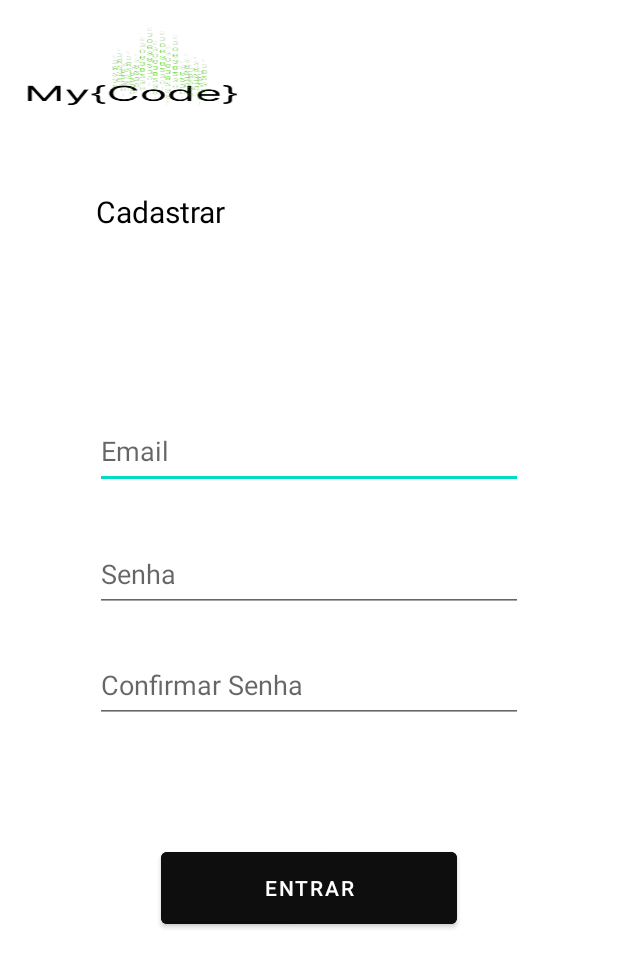
After one commit to MaiconCastello/App-MyCode, an Android app: the FormCadastroActivity screen opened directly, with no data from a screen before it, on a phone screen of 412 x 824 dp. The commit adds this screen. Shown: the top 967 px of the screen. Run offline under Robolectric (Android 15) with nearby library versions, the phone set to English and light mode, and no system bars; our stand-ins replace Firebase (no records; nobody signed in at launch, a user with empty details on screens opened directly).

Commit message:
Cadastro de usuário - Firebase

```diff
--- /dev/null
+++ b/app/src/main/res/layout/activity_form_cadastro.xml
@@ -0,0 +1,87 @@
+<?xml version="1.0" encoding="utf-8"?>
+<androidx.constraintlayout.widget.ConstraintLayout xmlns:android="http://schemas.android.com/apk/res/android"
+    xmlns:app="http://schemas.android.com/apk/res-auto"
+    xmlns:tools="http://schemas.android.com/tools"
+    android:layout_width="match_parent"
+    android:layout_height="match_parent"
+    tools:context=".view.form.FormCadastroActivity">
+
+    <ImageView
+        android:id="@+id/imageView2"
+        android:layout_width="154dp"
+        android:layout_height="55dp"
+        android:layout_marginTop="16dp"
+        android:scaleType="fitXY"
+        android:src="@drawable/logo"
+        android:textAlignment="center"
+        app:layout_constraintEnd_toEndOf="parent"
+        app:layout_constraintHorizontal_bias="0.062"
+        app:layout_constraintStart_toStartOf="parent"
+        app:layout_constraintTop_toTopOf="parent" />
+
+    <EditText
+        android:id="@+id/input_Email"
+        android:layout_width="285dp"
+        android:layout_height="50dp"
+        android:layout_marginTop="50dp"
+        android:ems="10"
+        android:hint="Email"
+        android:inputType="textEmailAddress"
+        app:layout_constraintBottom_toBottomOf="parent"
+        app:layout_constraintEnd_toEndOf="parent"
+        app:layout_constraintStart_toStartOf="parent"
+        app:layout_constraintTop_toTopOf="parent"
+        app:layout_constraintVertical_bias="0.312" />
+
+    <EditText
+        android:id="@+id/input_Senha"
+        android:layout_width="285dp"
+        android:layout_height="50dp"
+        android:layout_marginTop="32dp"
+        android:ems="10"
+        android:hint="Senha"
+        android:inputType="textPassword"
+        app:layout_constraintEnd_toEndOf="@+id/input_Email"
+        app:layout_constraintHorizontal_bias="0.0"
+        app:layout_constraintStart_toStartOf="@+id/input_Email"
+        app:layout_constraintTop_toBottomOf="@+id/input_Email" />
+
+    <EditText
+        android:id="@+id/input_ConfSenha"
+        android:layout_width="285dp"
+        android:layout_height="50dp"
+        android:layout_marginTop="24dp"
+        android:ems="10"
+        android:hint="Confirmar Senha"
+        android:inputType="textPassword"
+        app:layout_constraintEnd_toEndOf="@+id/input_Senha"
+        app:layout_constraintHorizontal_bias="0.0"
+        app:layout_constraintStart_toStartOf="@+id/input_Senha"
+        app:layout_constraintTop_toBottomOf="@+id/input_Senha" />
+
+    <Button
+        android:id="@+id/btn_CadastrarUsuario"
+        android:layout_width="197dp"
+        android:layout_height="60dp"
+        android:layout_marginTop="80dp"
+        android:backgroundTint="#0E0E0E"
+        android:text="Entrar"
+        android:textColor="#FFFFFF"
+        app:layout_constraintEnd_toEndOf="@+id/input_Senha"
+        app:layout_constraintStart_toStartOf="@+id/input_Senha"
+        app:layout_constraintTop_toBottomOf="@+id/input_ConfSenha" />
+
+    <TextView
+        android:id="@+id/textView4"
+        android:layout_width="wrap_content"
+        android:layout_height="wrap_content"
+        android:layout_marginTop="56dp"
+        android:text="Cadastrar"
+        android:textColor="#000000"
+        android:textSize="20sp"
+        app:layout_constraintEnd_toEndOf="@+id/imageView2"
+        app:layout_constraintHorizontal_bias="0.712"
+        app:layout_constraintStart_toStartOf="@+id/imageView2"
+        app:layout_constraintTop_toBottomOf="@+id/imageView2" />
+
+</androidx.constraintlayout.widget.ConstraintLayout>
--- a/app/src/main/res/navigation/nav_graph.xml
+++ b/app/src/main/res/navigation/nav_graph.xml
@@ -14,4 +14,9 @@
         android:name="com.generation.mycode.BibliotecaFragment"
         android:label="biblioteca_fragment"
         tools:layout="@layout/biblioteca_fragment" />
+    <fragment
+        android:id="@+id/perfil"
+        android:name="com.generation.mycode.Perfil"
+        android:label="fragment_perfil"
+        tools:layout="@layout/fragment_perfil" />
 </navigation>
--- a/app/src/main/res/values/strings.xml
+++ b/app/src/main/res/values/strings.xml
@@ -1,3 +1,5 @@
 <resources>
     <string name="app_name">MyCode</string>
+    <!-- TODO: Remove or change this placeholder text -->
+    <string name="hello_blank_fragment">Hello blank fragment</string>
 </resources>
--- a/build.gradle
+++ b/build.gradle
@@ -1,8 +1,9 @@
 // Top-level build file where you can add configuration options common to all sub-projects/modules.
 buildscript {
     dependencies {
-        classpath 'com.google.dagger:hilt-android-gradle-plugin:2.38.1'
-        classpath 'com.google.gms:google-services:4.3.12'
+        classpath 'com.google.dagger:hilt-android-gradle-plugin:2.42'
+        classpath 'com.google.gms:google-services:4.3.10'
+
 
         //dagger-hilt
         //implementation "com.google.dagger:hilt-android:2.35.1"
```
Also changed, not shown: app/build.gradle (+18 -3 lines), app/src/main/AndroidManifest.xml (+10 -1 lines), app/src/main/java/com/generation/mycode/Perfil.kt (added, +59 -0 lines), app/src/main/java/com/generation/mycode/SplashActivity.kt (added, +25 -0 lines), app/src/main/java/com/generation/mycode/view/form/FormCadastroActivity.kt (added, +71 -0 lines), app/src/main/java/com/generation/mycode/view/form/LoginActivity.kt (added, +32 -0 lines), app/src/main/res/layout/activity_login.xml (added, +83 -0 lines), app/src/main/res/layout/activity_splash.xml (added, +39 -0 lines), app/src/main/res/layout/fragment_perfil.xml (added, +20 -0 lines), app/src/main/res/raw/loading.json (added, +1 -0 lines), app/src/main/res/drawable-v24/anonimo.png (added), app/src/main/res/drawable-v24/logo.png (added), 1 other file.
